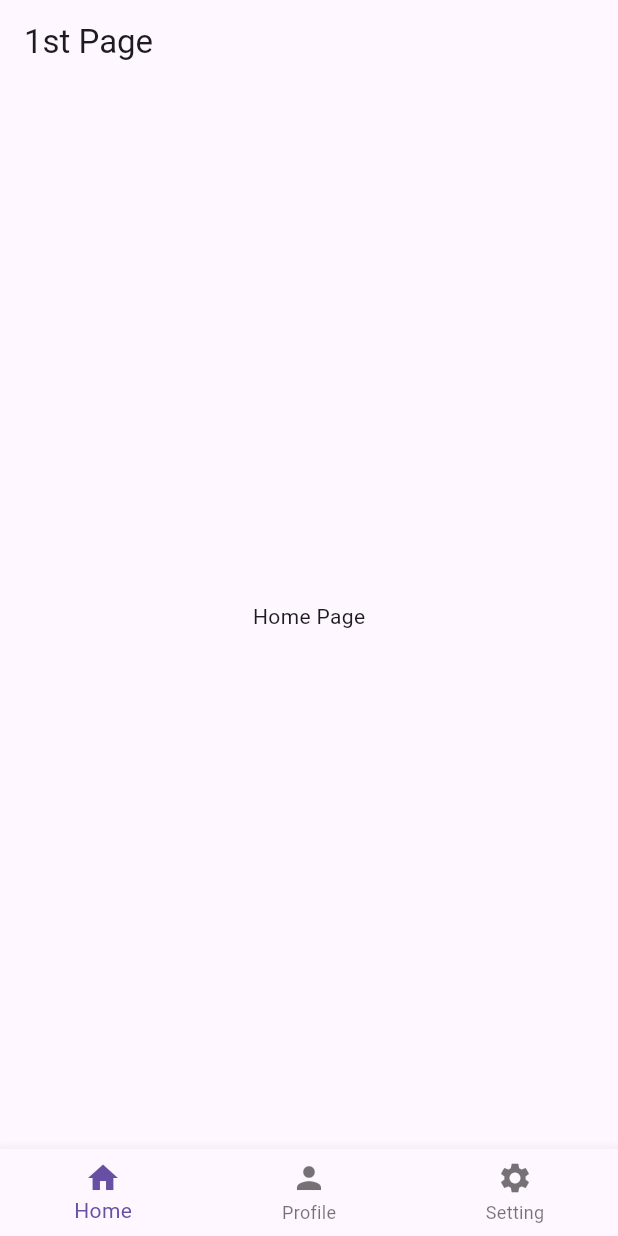
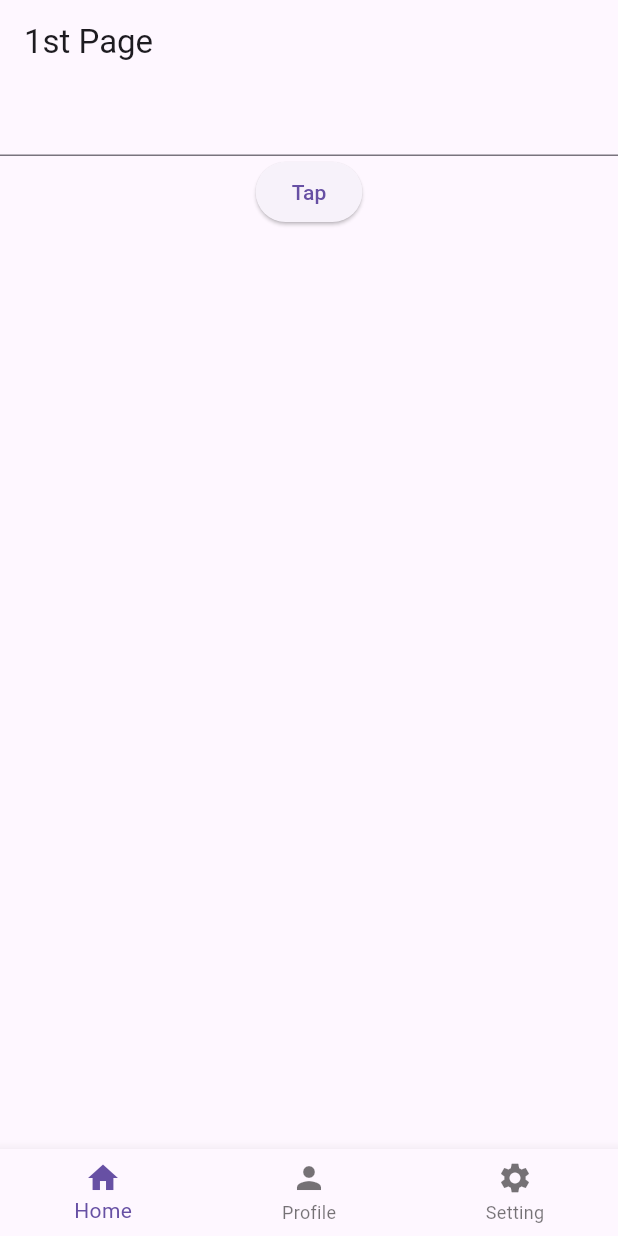
Before and after one commit to NemSothea/Flutter-Beginner-Course, a Flutter app: the screen it shows after launch, on a phone screen of 412 x 824 dp. Run offline on Flutter 3.47's test engine with Material 3 defaults, Android fonts, the phone set to English and light mode, and no system bars.

Commit message:
TextField learning

```diff
--- a/FirstApp/flutter_application_1/lib/pages/first_page.dart
+++ b/FirstApp/flutter_application_1/lib/pages/first_page.dart
@@ -1,7 +1,9 @@
 import 'package:flutter/material.dart';
+import 'package:flutter_application_1/pages/count_page.dart';
 import 'package:flutter_application_1/pages/home_page.dart';
 import 'package:flutter_application_1/pages/profile_page.dart';
 import 'package:flutter_application_1/pages/setting_page.dart';
+import 'package:flutter_application_1/pages/todo_page.dart';
 
 class FirstPage extends StatefulWidget{
   FirstPage({super.key});
@@ -22,7 +24,14 @@ class _FirstPageState extends State<FirstPage> {
 
   final List _pages = [
     //Home page
-    HomePage(),
+    // HomePage(),
+
+    //CountPage
+    // CountPage(),
+
+    // ToDoPage
+    TodoPage(),
+
     // Profile
     ProfilePage(),
     //Settting
--- /dev/null
+++ b/FirstApp/flutter_application_1/lib/pages/todo_page.dart
@@ -0,0 +1,32 @@
+import 'package:flutter/material.dart';
+
+class TodoPage extends StatefulWidget {
+  const TodoPage({super.key});
+
+  @override
+  State<TodoPage> createState() => _TodoPageState();
+}
+
+class _TodoPageState extends State<TodoPage> {
+
+  TextEditingController mycontroller = TextEditingController();
+  void greeUser() {
+    print(mycontroller.text);
+  }
+  @override
+  Widget build(BuildContext context) {
+    return Scaffold(
+        body:
+        Center(
+          child: Column(
+            children: [
+              TextField(controller: mycontroller),
+              //Button
+              ElevatedButton(onPressed: greeUser, child: Text("Tap"))
+            ],
+          ),
+        )
+
+    );
+  }
+}
```
Also changed, not shown: FirstApp/flutter_application_1/lib/pages/count_page.dart (added, +49 -0 lines).
